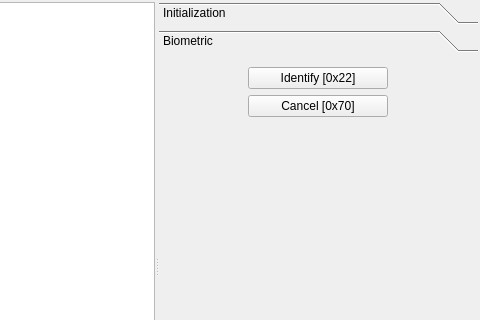
Old version of the form sagemmorpho.ui in the repository CodElecCz/SagemMorphoUI; both pictures show x 364 to 844 and y 0 to 320 of the 844 by 531 pixel window.
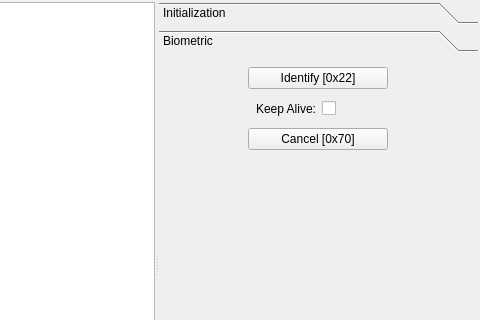
New version of the form. The open tabs and pages were chosen to show the change. Custom widgets are drawn as their Qt base class.

Patch:
```diff
--- a/sagemmorpho.ui
+++ b/sagemmorpho.ui
@@ -133,6 +133,39 @@
                </property>
               </widget>
              </item>
+             <item>
+              <layout class="QGridLayout" name="gridLayout_2">
+               <property name="leftMargin">
+                <number>6</number>
+               </property>
+               <property name="topMargin">
+                <number>6</number>
+               </property>
+               <property name="rightMargin">
+                <number>6</number>
+               </property>
+               <property name="bottomMargin">
+                <number>6</number>
+               </property>
+               <item row="0" column="1">
+                <widget class="QCheckBox" name="keepAliveBox">
+                 <property name="text">
+                  <string/>
+                 </property>
+                </widget>
+               </item>
+               <item row="0" column="0">
+                <widget class="QLabel" name="label_3">
+                 <property name="text">
+                  <string>Keep Alive:</string>
+                 </property>
+                 <property name="alignment">
+                  <set>Qt::AlignRight|Qt::AlignTrailing|Qt::AlignVCenter</set>
+                 </property>
+                </widget>
+               </item>
+              </layout>
+             </item>
              <item alignment="Qt::AlignHCenter">
               <widget class="QPushButton" name="cancelButton">
                <property name="minimumSize">
```
Left out of the diff: 2 changed lines with no effect on the pictures.
